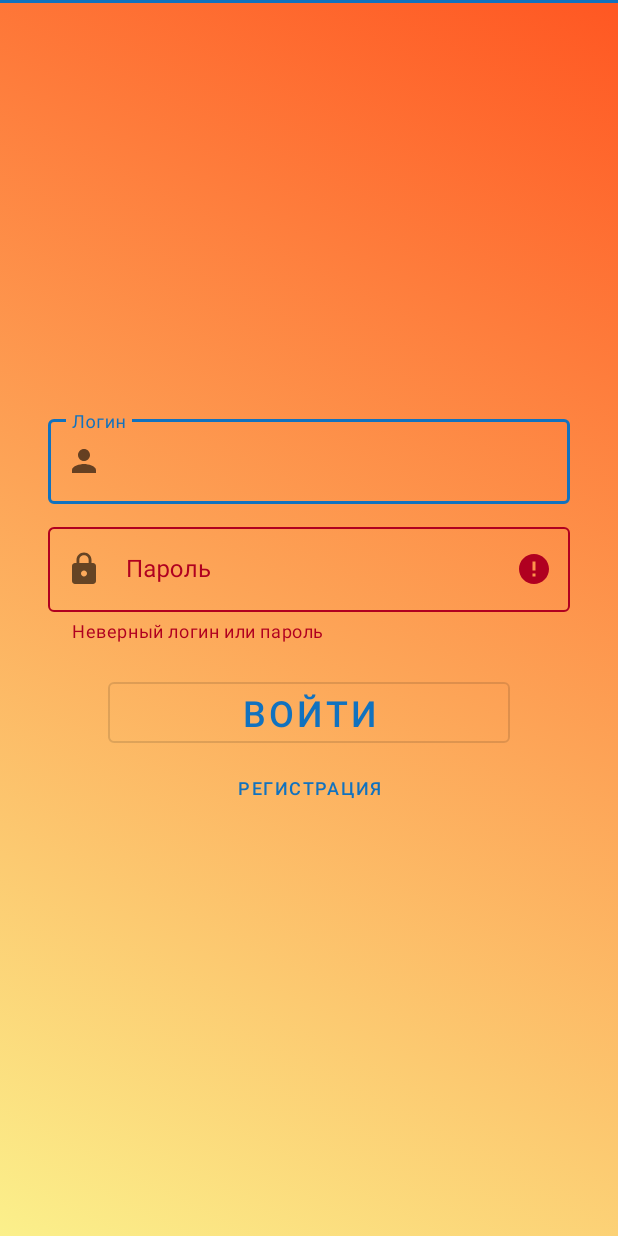
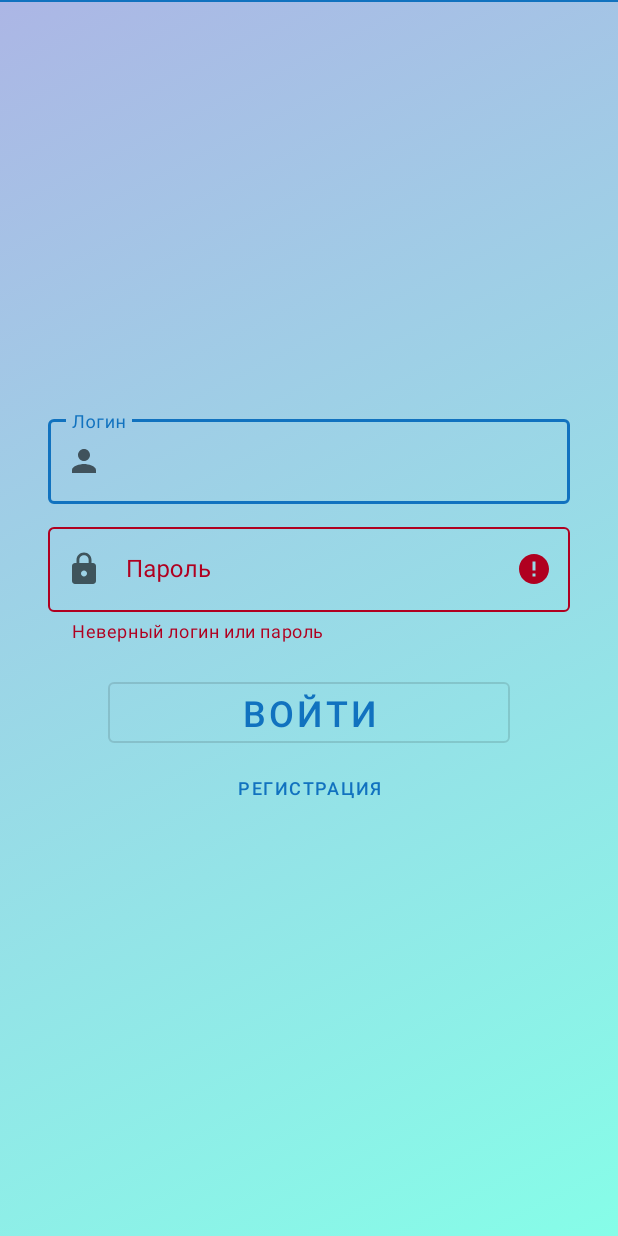
Before and after one commit to NewGameStudio/CommunityApp, an Android app: the screen it shows after launch (MainActivity), after a tap on "ВОЙТИ", on a phone screen of 412 x 824 dp. Run offline under Robolectric (Android 15) with nearby library versions, the light colour scheme and no system bars; our stand-ins replace navigation-ui.

Commit message:
update gradient, start toolbar

```diff
--- a/app/src/main/java/com/example/communityapp/DB_Dummy.java
+++ /dev/null
@@ -1,7 +0,0 @@
-package com.example.communityapp;
-
-public class DB_Dummy {
-
-
-
-}
--- a/app/src/main/java/com/example/communityapp/Fragments/SignInFragment.java
+++ b/app/src/main/java/com/example/communityapp/Fragments/SignInFragment.java
@@ -7,6 +7,7 @@ import android.view.ViewGroup;
 
 import androidx.annotation.NonNull;
 import androidx.annotation.Nullable;
+import androidx.appcompat.widget.Toolbar;
 import androidx.fragment.app.Fragment;
 
 import com.example.communityapp.Controllers.UserController;
@@ -32,6 +33,9 @@ public class SignInFragment extends Fragment implements View.OnClickListener {
         BottomNavigationView bottomNavigation = getActivity().findViewById(R.id.bottom_navigation);
         bottomNavigation.setVisibility(View.GONE);
 
+        Toolbar toolbar = getActivity().findViewById(R.id.toolbar);
+        toolbar.setVisibility(View.GONE);
+
         MaterialButton signinButton = getActivity().findViewById(R.id.signin_btn);
         signinButton.setOnClickListener(this);
     }
@@ -49,16 +53,18 @@ public class SignInFragment extends Fragment implements View.OnClickListener {
                 TextInputLayout passwordLayout = getActivity().findViewById(R.id.signin_password_input);
                 String password = passwordLayout.getEditText().getText().toString();
 
-                if (UserController.login(username, password)) {
+                if (!UserController.login(username, password)) {
+                    passwordLayout.setError("Неверный логин или пароль");
+                    return;
+                }
 
-                    BottomNavigationView bottomNavigation = getActivity().findViewById(R.id.bottom_navigation);
+                BottomNavigationView bottomNavigation = getActivity().findViewById(R.id.bottom_navigation);
+                bottomNavigation.setVisibility(View.VISIBLE);
 
-                    bottomNavigation.setVisibility(View.VISIBLE);
+                Toolbar toolbar = getActivity().findViewById(R.id.toolbar);
+                toolbar.setVisibility(View.VISIBLE);
 
-                    NavigationMaster.navigate(getView(), R.id.action_signInFragment_to_profileFragment);
-
-                } else
-                    passwordLayout.setError("Неверный логин или пароль");
+                NavigationMaster.navigate(getView(), R.id.action_signInFragment_to_profileFragment);
 
                 break;
         }
--- a/app/src/main/java/com/example/communityapp/MainActivity.java
+++ b/app/src/main/java/com/example/communityapp/MainActivity.java
@@ -1,11 +1,13 @@
 package com.example.communityapp;
 
 import androidx.appcompat.app.AppCompatActivity;
+import androidx.appcompat.widget.Toolbar;
 import androidx.navigation.fragment.NavHostFragment;
 import androidx.navigation.ui.NavigationUI;
 
 import android.graphics.drawable.AnimationDrawable;
 import android.os.Bundle;
+import android.view.Menu;
 import android.widget.RelativeLayout;
 
 import com.google.android.material.bottomnavigation.BottomNavigationView;
@@ -16,6 +18,11 @@ public class MainActivity extends AppCompatActivity {
     protected void onCreate(Bundle savedInstanceState) {
         super.onCreate(savedInstanceState);
         setContentView(R.layout.activity_main);
+
+        Toolbar toolbar = findViewById(R.id.toolbar);
+        setSupportActionBar(toolbar);
+
+        getSupportActionBar().setDisplayShowTitleEnabled(false);
 
         BottomNavigationView bottomNav = findViewById(R.id.bottom_navigation);
 
@@ -30,4 +37,11 @@ public class MainActivity extends AppCompatActivity {
         animationDrawable.setExitFadeDuration(4000);
         animationDrawable.start();
     }
+
+    @Override
+    public boolean onCreateOptionsMenu(Menu menu) {
+        // Inflate the menu; this adds items to the action bar if it is present.
+        getMenuInflater().inflate(R.menu.bottom_navigation, menu);
+        return true;
+    }
 }
--- a/app/src/main/res/drawable/gradient_1.xml
+++ b/app/src/main/res/drawable/gradient_1.xml
@@ -1,7 +1,8 @@
 <?xml version="1.0" encoding="utf-8"?>
 <shape xmlns:android="http://schemas.android.com/apk/res/android">
     <gradient
-        android:angle="225"
-        android:startColor="#FF5722"
-        android:endColor="#FBF08B"/>
+        android:type="linear"
+        android:angle="315"
+        android:startColor="#acb6e5"
+        android:endColor="#86fde8"/>
 </shape>
--- a/app/src/main/res/drawable/gradient_2.xml
+++ b/app/src/main/res/drawable/gradient_2.xml
@@ -1,7 +1,8 @@
 <?xml version="1.0" encoding="utf-8"?>
 <shape xmlns:android="http://schemas.android.com/apk/res/android">
     <gradient
-        android:angle="135"
-        android:startColor="#7FE608"
-        android:endColor="#FFE500"/>
+        android:type="linear"
+        android:angle="315"
+        android:startColor="#FFE000"
+        android:endColor="#799F0C"/>
 </shape>
--- a/app/src/main/res/drawable/gradient_3.xml
+++ b/app/src/main/res/drawable/gradient_3.xml
@@ -1,7 +1,9 @@
 <?xml version="1.0" encoding="utf-8"?>
 <shape xmlns:android="http://schemas.android.com/apk/res/android">
     <gradient
-        android:angle="45"
-        android:startColor="#FF5722"
-        android:endColor="#517f95"/>
+        android:type="linear"
+        android:angle="315"
+        android:startColor="#5433FF"
+        android:centerColor="#20BDFF"
+        android:endColor="#A5FECB"/>
 </shape>
--- a/app/src/main/res/layout/activity_main.xml
+++ b/app/src/main/res/layout/activity_main.xml
@@ -9,18 +9,32 @@
     android:background="@drawable/gradient_list"
     tools:context=".MainActivity">
 
+    <androidx.appcompat.widget.Toolbar
+        android:id="@+id/toolbar"
+        android:layout_width="match_parent"
+        android:layout_height="wrap_content"
+        android:minHeight="?attr/actionBarSize"
+        android:background="@android:color/transparent"/>
+
+    <View
+        android:layout_width="match_parent"
+        android:layout_height="1dp"
+        android:layout_below="@+id/toolbar"
+        android:background="@color/colorPrimary"/>
+
     <fragment
         android:id="@+id/content_fragment"
         android:name="androidx.navigation.fragment.NavHostFragment"
         android:layout_width="match_parent"
         android:layout_height="match_parent"
+        android:layout_below="@+id/toolbar"
         android:layout_above="@+id/bottom_navigation"
         app:defaultNavHost="true"
         app:navGraph="@navigation/nav_graph"/>
 
     <View
         android:layout_width="match_parent"
-        android:layout_height="2dp"
+        android:layout_height="1dp"
         android:layout_above="@+id/bottom_navigation"
         android:background="@color/colorPrimary"/>
 
```
